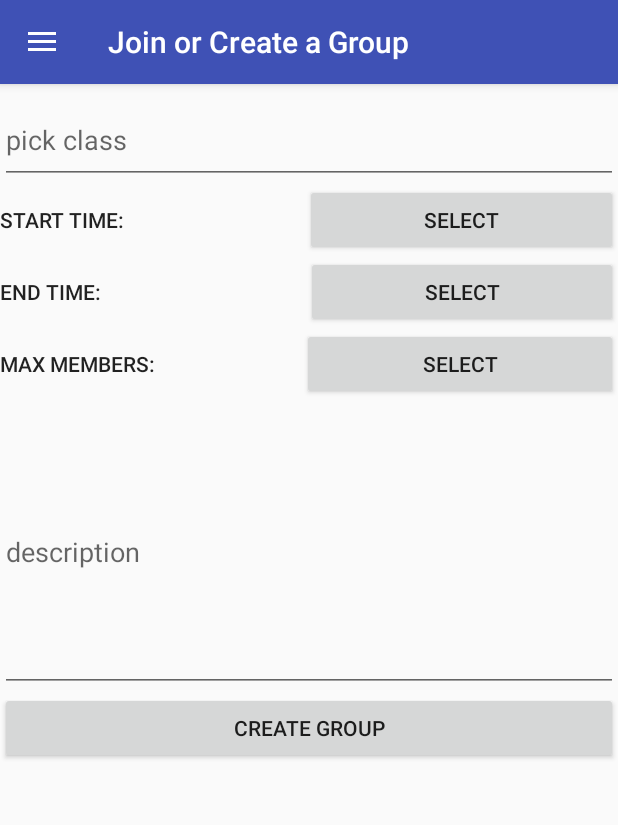
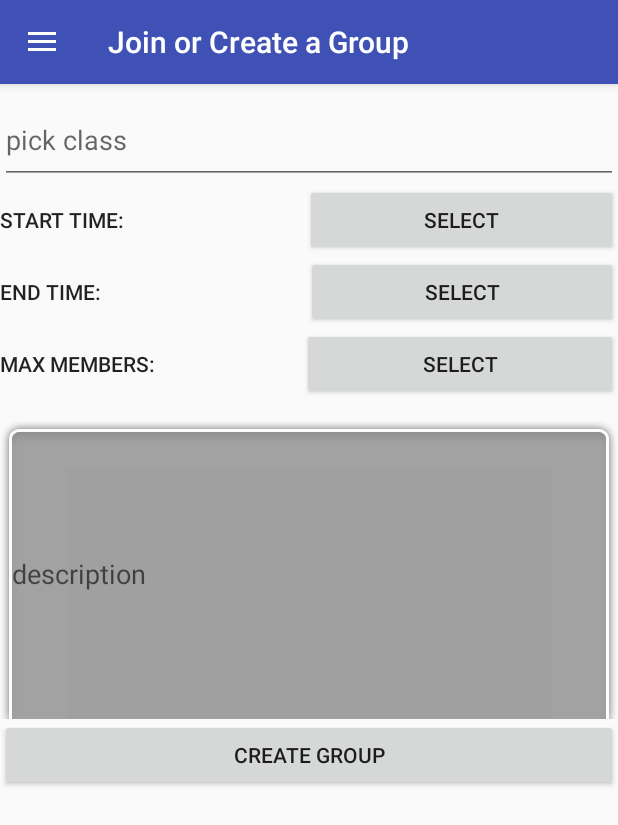
Before and after one commit to chris1625/StudyBananas, an Android app: the screen it shows after launch once a user with an empty profile is signed in (HomeActivity), after a tap on "CREATE GROUP", on a phone screen of 412 x 824 dp. Shown: the top 825 px of the screen. Run offline under Robolectric (Android 15) with nearby library versions, the phone set to English and light mode, and no system bars; our stand-ins replace Firebase (no records; nobody signed in at launch, a user with empty details on screens opened directly).

Commit message:
Create group xml added stuff

```diff
--- a/app/src/main/res/layout/fragment_create_group.xml
+++ b/app/src/main/res/layout/fragment_create_group.xml
@@ -123,11 +123,14 @@
 
                 <EditText
                     android:layout_width="match_parent"
-                    android:layout_height="184dp"
+                    android:layout_height="202dp"
                     android:inputType="textMultiLine"
                     android:ems="10"
                     android:id="@+id/description_text"
-                    android:hint="description" />
+                    android:hint="description"
+                    android:outlineProvider="paddedBounds"
+                    android:background="@android:drawable/zoom_plate"
+                    tools:minLines="5" />
             </android.support.design.widget.TextInputLayout>
 
         </LinearLayout>
```
